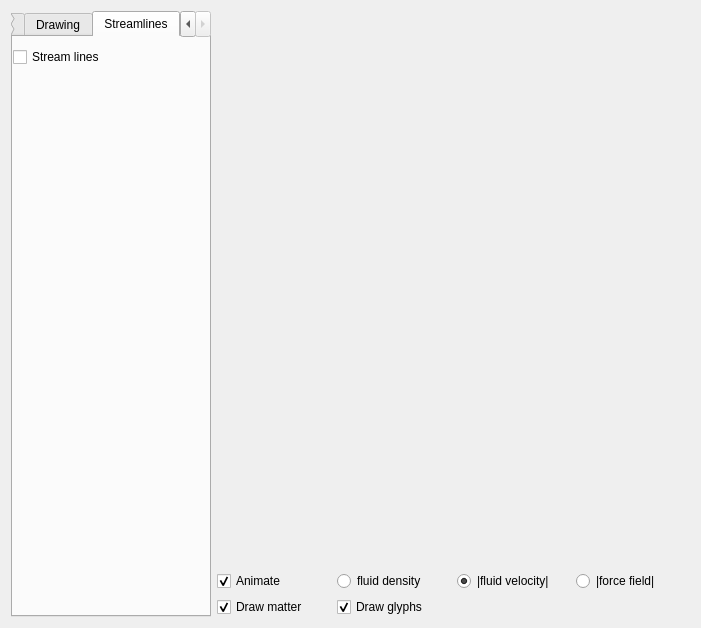
This is window.ui in npklein/scientific_visualization as Qt 5 draws it before an edit. The edited form follows.
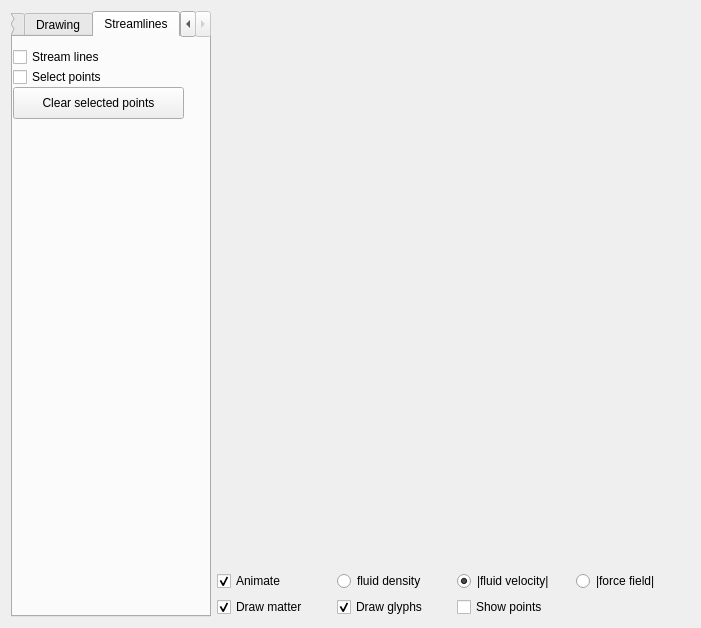
This is the edited form. The open tabs and pages were chosen to show the change. Custom widgets are drawn as their Qt base class.

```diff
--- a/window.ui
+++ b/window.ui
@@ -104,6 +104,13 @@
        </property>
       </widget>
      </item>
+     <item row="2" column="2">
+      <widget class="QCheckBox" name="showPointsCheckbox">
+       <property name="text">
+        <string>Show points</string>
+       </property>
+      </widget>
+     </item>
     </layout>
    </item>
    <item row="0" column="0">
@@ -788,6 +795,32 @@
         <string>Stream lines</string>
        </property>
       </widget>
+      <widget class="QCheckBox" name="selectPointsCheckbox2">
+       <property name="geometry">
+        <rect>
+         <x>0</x>
+         <y>30</y>
+         <width>120</width>
+         <height>20</height>
+        </rect>
+       </property>
+       <property name="text">
+        <string>Select points</string>
+       </property>
+      </widget>
+      <widget class="QPushButton" name="clearSelectedPointsButton_2">
+       <property name="geometry">
+        <rect>
+         <x>0</x>
+         <y>50</y>
+         <width>171</width>
+         <height>32</height>
+        </rect>
+       </property>
+       <property name="text">
+        <string>Clear selected points</string>
+       </property>
+      </widget>
      </widget>
     </widget>
    </item>
```
Left out of the diff: 163 changed lines with no effect on the pictures.
